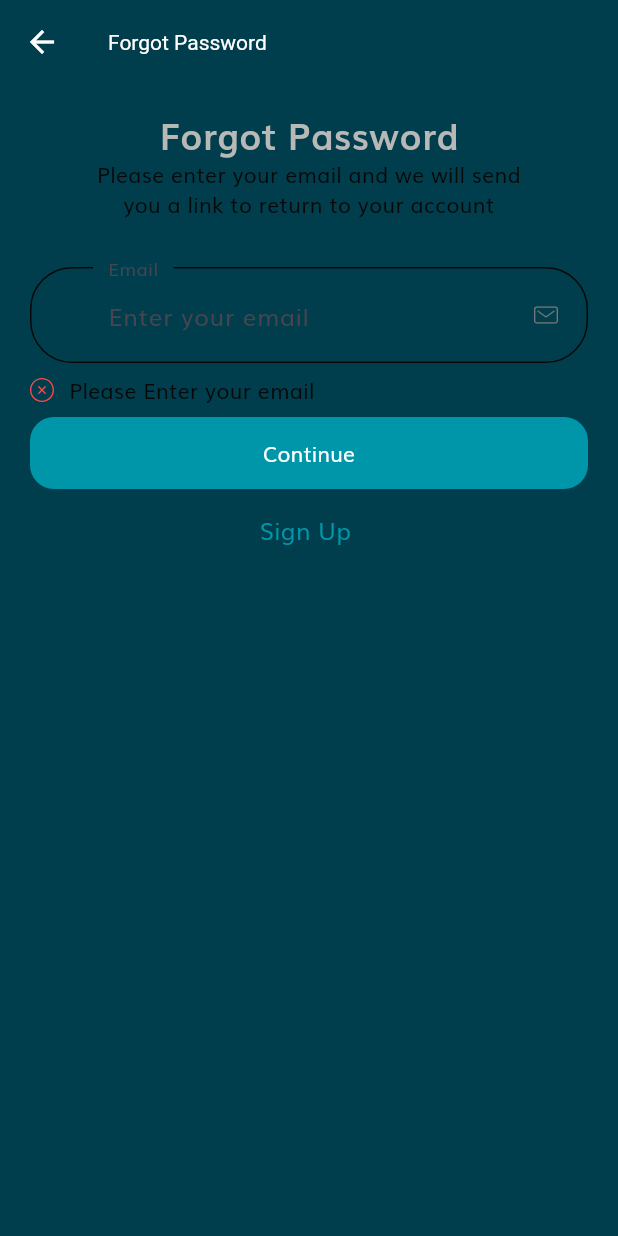
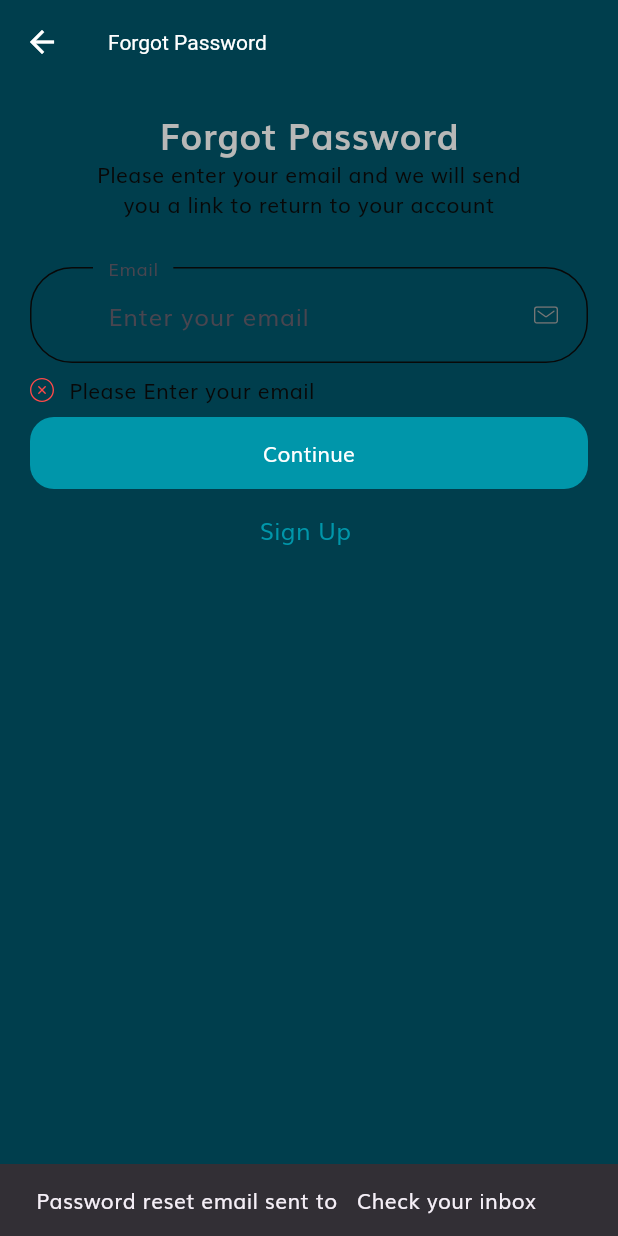
Before and after one commit to imaddamianos/evminute, a Flutter app: the ForgotPasswordScreen screen opened by its route, after a tap on "Continue", on a phone screen of 412 x 824 dp. Run offline on Flutter 3.47's test engine with Material 3 defaults, Android fonts, the phone set to English and light mode, and no system bars; our stand-ins replace cloud_firestore, firebase_auth, firebase_core, firebase_database, firebase_storage, flutter_secure_storage and 6 more; missing offline and left inert: firebase_ui_auth, firebase_ui_oauth_google; accounts and stored records are empty; network calls fail.

Commit message:
fixing forget password

```diff
--- a/lib/firebaseCalls/firebase_operations.dart
+++ b/lib/firebaseCalls/firebase_operations.dart
@@ -1,6 +1,7 @@
 import 'dart:io';
 // import 'package:evminute/helper/loader.dart';
 import 'package:evminute/models/UserModel.dart';
+import 'package:firebase_auth/firebase_auth.dart';
 import 'package:firebase_database/firebase_database.dart';
 import 'package:firebase_storage/firebase_storage.dart';
 import 'package:evminute/helper/secure_storage.dart';
@@ -94,4 +95,8 @@ class FirebaseOperations {
     // Upload the image to Firebase Storage
     await uploadImage(email.replaceAll(RegExp(r'[.#$\[\]]'), ''), image!);
   }
+
+  Future<void> sendPasswordResetEmail(String email) async {
+    await FirebaseAuth.instance.sendPasswordResetEmail(email: email);
+  }
 }
--- a/lib/screens/forgot_password/components/forgot_pass_form.dart
+++ b/lib/screens/forgot_password/components/forgot_pass_form.dart
@@ -1,3 +1,4 @@
+import 'package:evminute/firebaseCalls/firebase_operations.dart';
 import 'package:flutter/material.dart';
 
 import '../../../components/custom_surfix_icon.dart';
@@ -13,6 +14,8 @@ class ForgotPassForm extends StatefulWidget {
 }
 
 class _ForgotPassFormState extends State<ForgotPassForm> {
+  TextEditingController emailController = TextEditingController();
+
   final _formKey = GlobalKey<FormState>();
   List<String> errors = [];
   String? email;
@@ -23,6 +26,7 @@ class _ForgotPassFormState extends State<ForgotPassForm> {
       child: Column(
         children: [
           TextFormField(
+            controller: emailController,
             style: const TextStyle(color: Colors.white),
             keyboardType: TextInputType.emailAddress,
             onSaved: (newValue) => email = newValue,
@@ -67,7 +71,19 @@ class _ForgotPassFormState extends State<ForgotPassForm> {
           ElevatedButton(
             onPressed: () {
               if (_formKey.currentState!.validate()) {
-                // Do what you want to do
+                // Retrieve the email from the text field
+                String email = emailController.text.trim();
+
+                // Call the function to send a password reset email
+                FirebaseOperations().sendPasswordResetEmail(email);
+
+                // Optionally, show a message to the user
+                ScaffoldMessenger.of(context).showSnackBar(
+                  SnackBar(
+                    content: Text(
+                        'Password reset email sent to $email  Check your inbox'),
+                  ),
+                );
               }
             },
             child: const Text("Continue"),
```
Also changed, not shown: 1 other file.
